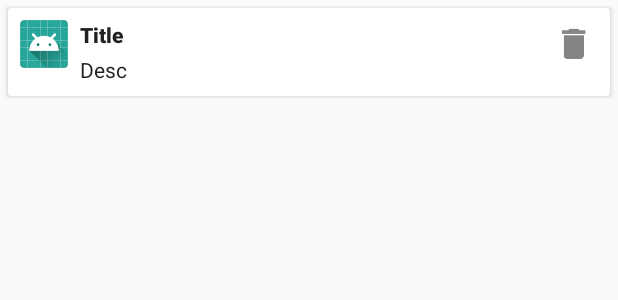
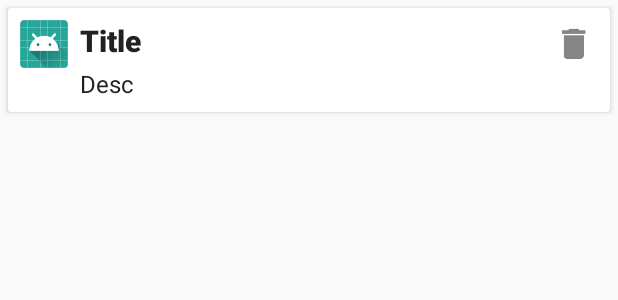
Before and after one commit to blaZ3/Subjects, an Android app: the layout layout_subject_item.xml on its own in the app's theme, with its tools: preview values and no code run, on a phone screen of 412 x 824 dp. Shown: the top 300 px of the screen. Run offline under Robolectric (Android 15) with nearby library versions, the phone set to English and light mode, and no system bars.

Commit message:
minor ui changes

```diff
--- a/app/src/main/res/layout/layout_subject_item.xml
+++ b/app/src/main/res/layout/layout_subject_item.xml
@@ -45,6 +45,7 @@
                     android:fontFamily="@font/roboto_black"
                     android:textColor="@color/text"
                     tools:text="Title"
+                    android:textSize="@dimen/text_title"
                     android:text="@{subject.title}"/>
 
                 <TextView
@@ -55,6 +56,7 @@
                     android:lineSpacingMultiplier="1.3"
                     android:fontFamily="@font/roboto_regular"
                     android:textColor="@color/text"
+                    android:textSize="@dimen/text_normal"
                     tools:text="Desc"
                     android:text="@{subject.desc}"/>
 
--- a/app/src/main/res/values/dimens.xml
+++ b/app/src/main/res/values/dimens.xml
@@ -4,6 +4,7 @@
     <dimen name="sixteen_dp">16dp</dimen>
 
     <dimen name="text_big">36sp</dimen>
+    <dimen name="text_title">20sp</dimen>
     <dimen name="text_normal">16sp</dimen>
     <dimen name="text_small">12sp</dimen>
 
```
